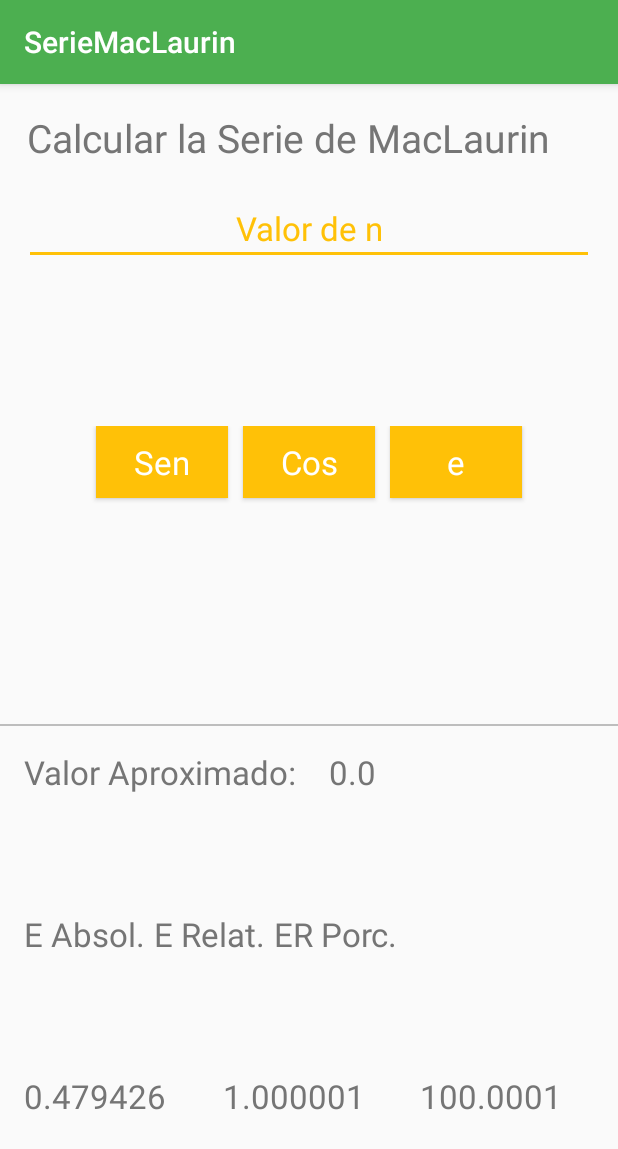
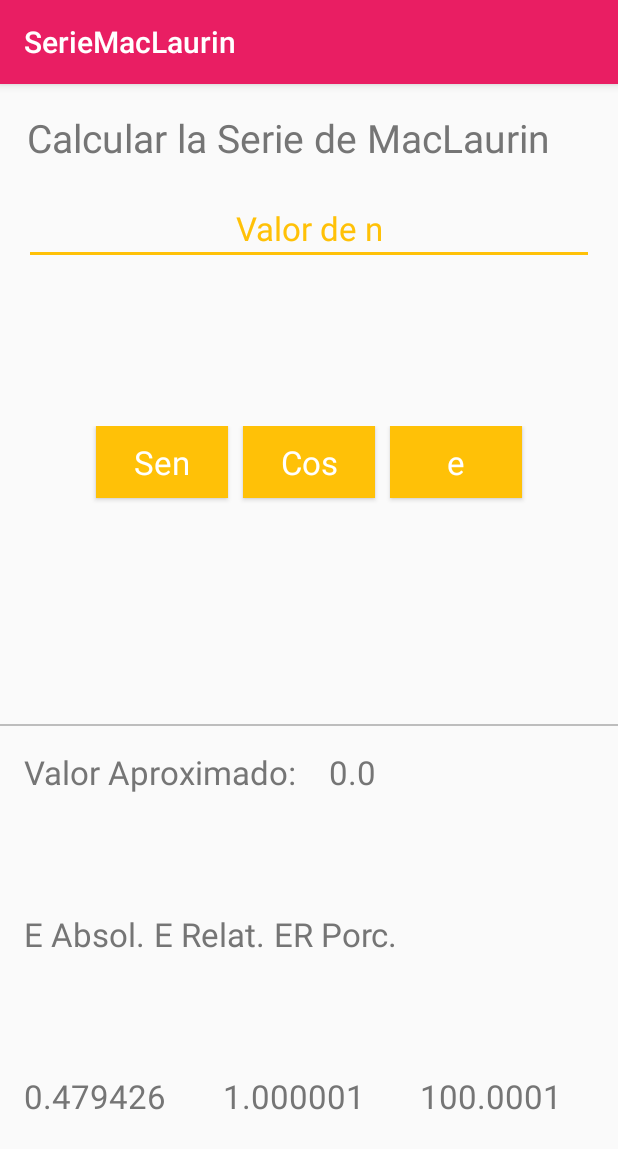
Before and after one commit to FernandaOchoa/MetodosNumericos, an Android app: the screen it shows after launch (MainActivity), after a tap on "Sen", on a phone screen of 412 x 824 dp. Shown: the top 1149 px of the screen. Run offline under Robolectric (Android 15) with nearby library versions, the phone set to English and light mode, and no system bars; 1 statement that could not run was skipped.

Commit message:
style: fix some style bugs

```diff
--- a/SerieMacLaurin/app/src/main/AndroidManifest.xml
+++ b/SerieMacLaurin/app/src/main/AndroidManifest.xml
@@ -9,13 +9,16 @@
         android:roundIcon="@mipmap/ic_launcher_round"
         android:supportsRtl="true"
         android:theme="@style/AppTheme">
-        <activity android:name=".MainActivity">
+        <activity
+            android:name=".SplashActivity"
+            android:theme="@style/SplashTheme">
             <intent-filter>
                 <action android:name="android.intent.action.MAIN" />
 
                 <category android:name="android.intent.category.LAUNCHER" />
             </intent-filter>
         </activity>
+        <activity android:name=".MainActivity" />
     </application>
 
 </manifest>
--- /dev/null
+++ b/SerieMacLaurin/app/src/main/java/com/monsh/seriemaclaurin/SplashActivity.java
@@ -0,0 +1,21 @@
+package com.monsh.seriemaclaurin;
+
+import android.content.Intent;
+import android.os.Bundle;
+import android.support.v7.app.AppCompatActivity;
+
+/**
+ * Created by monsh on 22/02/2018.
+ */
+
+public class SplashActivity extends AppCompatActivity {
+    @Override
+    protected void onCreate(Bundle savedInstanceState) {
+        super.onCreate(savedInstanceState);
+
+        Intent intent = new Intent(this, MainActivity.class);
+        startActivity(intent);
+        finish();
+    }
+
+}
--- /dev/null
+++ b/SerieMacLaurin/app/src/main/res/drawable-v24/background_splash.xml
@@ -0,0 +1,13 @@
+<?xml version="1.0" encoding="utf-8"?>
+<layer-list xmlns:android="http://schemas.android.com/apk/res/android">
+
+    <item
+        android:drawable="@color/backlight"/>
+
+    <item>
+        <bitmap
+            android:gravity="center"
+            android:src="@drawable/leon"/>
+    </item>
+
+</layer-list>
--- /dev/null
+++ b/SerieMacLaurin/app/src/main/res/drawable/background_splash.xml
@@ -0,0 +1,16 @@
+<?xml version="1.0" encoding="utf-8"?>
+<layer-list xmlns:android="http://schemas.android.com/apk/res/android">
+
+    <item
+        android:drawable="@color/backlight"/>
+
+    <item>
+        <bitmap
+            android:gravity="center"
+            android:src="@drawable/leon"/>
+    </item>
+    <item>
+
+    </item>
+
+</layer-list>
--- a/SerieMacLaurin/app/src/main/res/layout/activity_main.xml
+++ b/SerieMacLaurin/app/src/main/res/layout/activity_main.xml
@@ -38,6 +38,7 @@
             <EditText
                 android:id="@+id/edtValN"
                 style="@style/EditText"
+                android:inputType="number"
                 android:textColorHint="@color/colorAccent"
                 android:gravity="center_horizontal"
                 android:layout_marginLeft="16dp"
--- a/SerieMacLaurin/app/src/main/res/values/colors.xml
+++ b/SerieMacLaurin/app/src/main/res/values/colors.xml
@@ -1,15 +1,20 @@
 <?xml version="1.0" encoding="utf-8"?>
 <resources>
-    <color name="colorPrimary">#4CAF50</color>
-    <color name="colorPrimaryDark">#388E3C</color>
+    <color name="colorPrimary">#E91E63</color>
+    <color name="colorPrimaryDark">#C2185B</color>
     <color name="colorAccent">#FFC107</color>
 
     <color name="colorA">#ce9c06</color>
+    <color name="backlight">#FCE4EC</color>
 
     <color name="colorLight">#C8E6C9</color>
     <color name="colorT">#FFFFFF</color>
     <color name="colorDiv">#BDBDBD</color>
     <color name="colorTSec">#757575</color>
 
+    <!--
+    <color name="colorPrimary">#4CAF50</color>
+    <color name="colorPrimaryDark">#388E3C</color>
+    <color name="colorAccent">#FFC107</color> -->
 
 </resources>
--- a/SerieMacLaurin/app/src/main/res/values/strings.xml
+++ b/SerieMacLaurin/app/src/main/res/values/strings.xml
@@ -8,9 +8,9 @@
     <string name="valueAppSerie">xxx</string>
     <string name="lblValSerie">Valor Aproximado: </string>
     <string name="lblEA">E Absol.</string>
-    <string name="valueEA">sss</string>
+    <string name="valueEA"></string>
     <string name="lblER">E Relat.</string>
-    <string name="valueER">eeeee</string>
+    <string name="valueER"></string>
     <string name="lblERP">ER Porc.</string>
-    <string name="valueERP">zzz</string>
+    <string name="valueERP"></string>
 </resources>
--- a/SerieMacLaurin/app/src/main/res/values/styles.xml
+++ b/SerieMacLaurin/app/src/main/res/values/styles.xml
@@ -31,4 +31,8 @@
         <item name="android:padding">10dp</item>
     </style>
 
+    <style name="SplashTheme" parent="Theme.AppCompat.NoActionBar">
+        <item name="android:windowBackground">@drawable/background_splash</item>
+    </style>
+
 </resources>
```
Also changed, not shown: SerieMacLaurin/app/src/main/res/drawable-v24/leon.png (added), SerieMacLaurin/app/src/main/res/drawable/leon.png (added), 1 other file.
